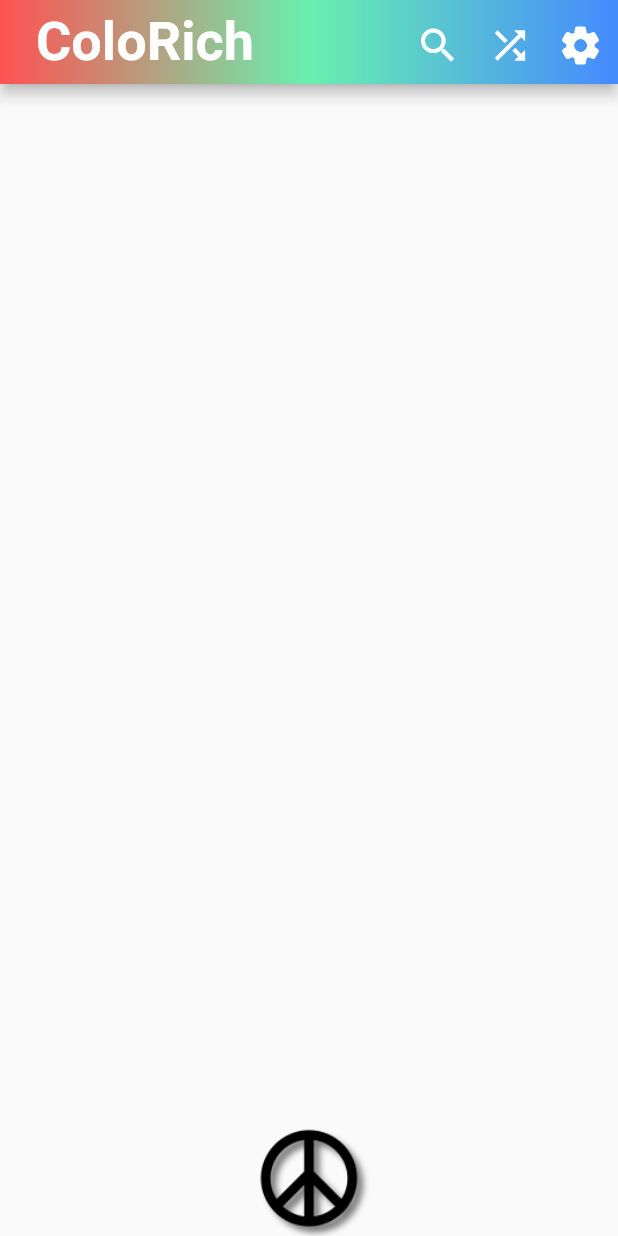
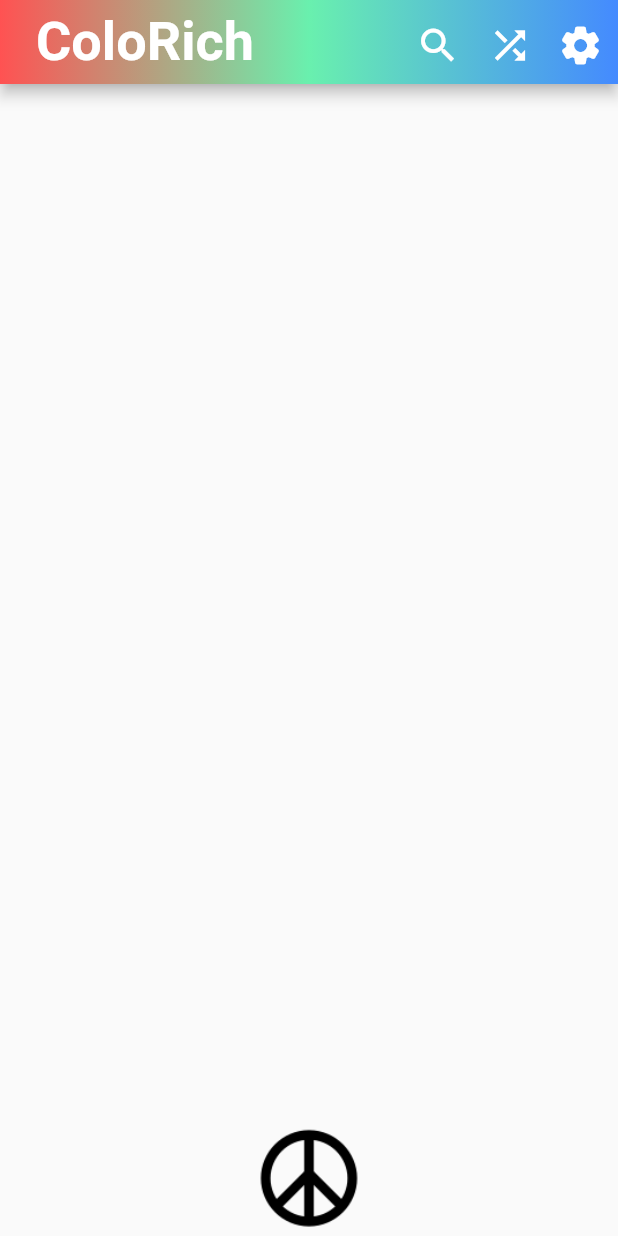
Before and after one commit to hiroshield/colorich, a Flutter app: the screen it shows after launch, on a phone screen of 412 x 824 dp. Run offline on Flutter 3.47's test engine with Material 2 defaults, Android fonts, the phone set to English and light mode, and no system bars; drawn by our look-alikes of simple_shadow; our stand-ins replace modal_bottom_sheet, new_gradient_app_bar; missing offline and left inert: cyclop.

Commit message:
初コミット改

```diff
--- a/lib/main.dart
+++ b/lib/main.dart
@@ -4,7 +4,6 @@ import 'package:flutter/rendering.dart';
 import 'package:new_gradient_app_bar/new_gradient_app_bar.dart';
 import 'dart:ui';
 import 'package:modal_bottom_sheet/modal_bottom_sheet.dart';
-import 'package:simple_shadow/simple_shadow.dart';
 import 'new_piece_view.dart';
 
 void main() {
@@ -87,16 +86,12 @@ class _MyHomePageState extends State<MyHomePage> {
       body: const Center(),
       floatingActionButton: MaterialButton(
         shape: const CircleBorder(),
-        child: SimpleShadow(
         child: const Image(
           image: AssetImage('images/new_peace_sign.png'),
           height: 77,
           width: 77,
           color: Colors.black,
         ),
-            opacity: 0.5,
-            color: Colors.black54,
-            offset: const Offset(4, 4)),
         onPressed: () {
           showCupertinoModalBottomSheet(
             context: context,
```
Lines whose indentation alone changed are shown as unchanged.
